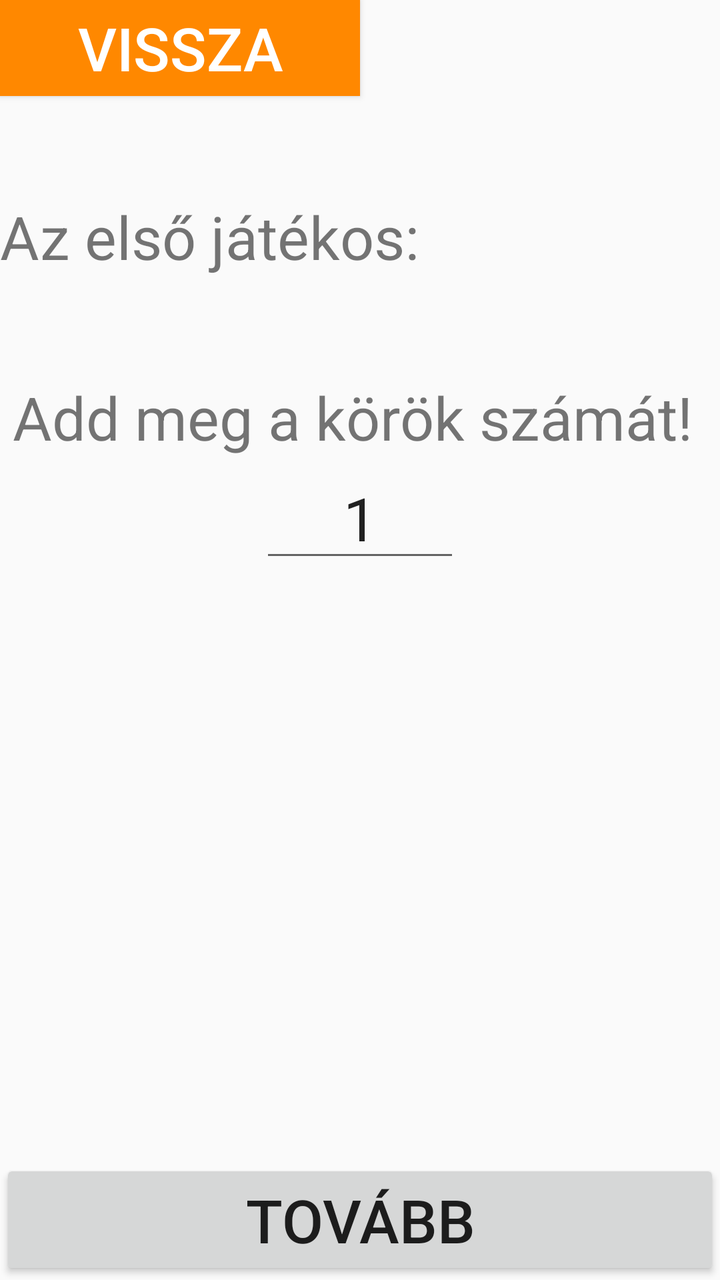
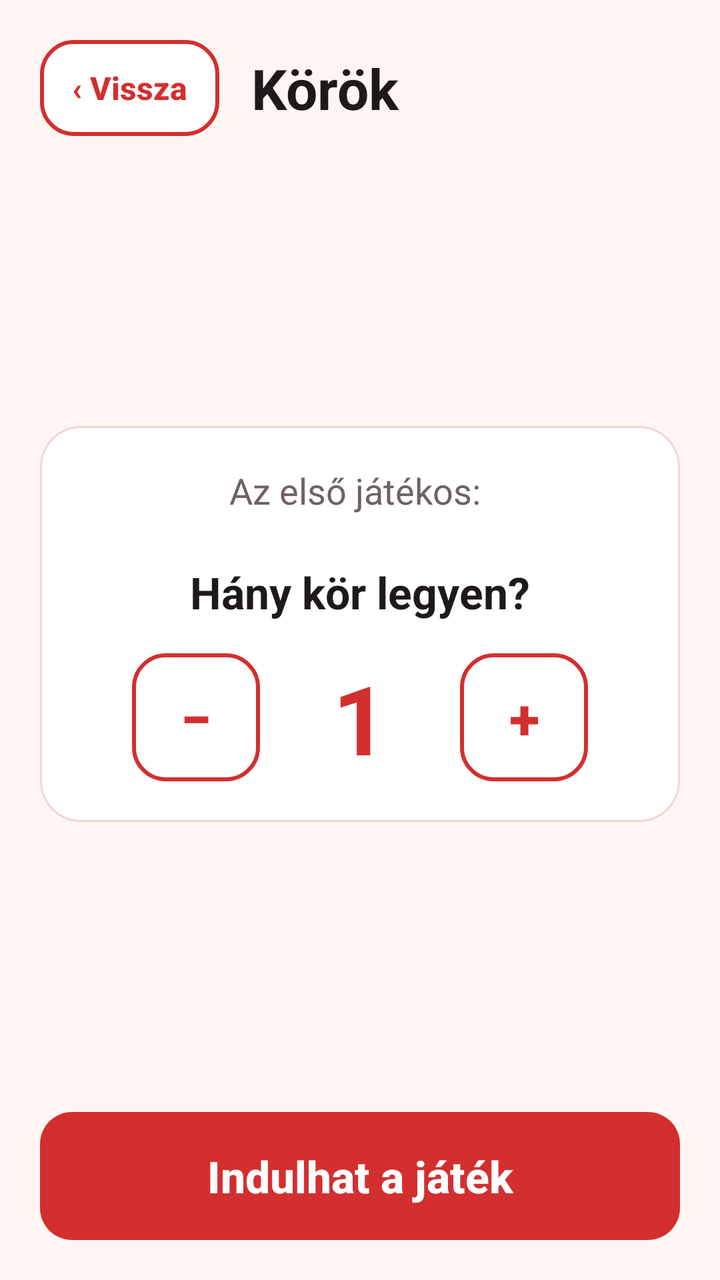

Compare the two renders of this Android layout. The source of the first and the diff that turns it into the second are given below.
<!-- AndroidManifest.xml: application theme AppTheme -->
<!-- res/layout/activity_round.xml -->
<?xml version="1.0" encoding="utf-8"?>
<RelativeLayout xmlns:android="http://schemas.android.com/apk/res/android"
    xmlns:app="http://schemas.android.com/apk/res-auto"
    xmlns:tools="http://schemas.android.com/tools"
    android:layout_width="match_parent"
    android:layout_height="match_parent"
    tools:context=".RoundActivity">

    <View
        android:id="@+id/roundView"
        android:layout_width="0dp"
        android:layout_height="0dp"
        android:layout_centerHorizontal="true"/>

    <Button
        android:layout_width="0dp"
        android:layout_height="wrap_content"
        android:id="@+id/ButtonBackRound"
        android:layout_alignParentTop="true"
        android:layout_alignRight="@id/roundView"
        android:layout_alignParentLeft="true"
        android:text="Vissza"
        android:textSize="30dp"
        android:textColor="@android:color/white"
        android:background="@android:color/holo_orange_dark"/>

    <TextView
        android:layout_width="match_parent"
        android:layout_height="wrap_content"
        android:id="@+id/FirstPlayer"
        android:text="Az első játékos: "
        android:textSize="30dp"
        android:layout_below="@+id/ButtonBackRound"
        android:layout_marginTop="50dp" />

    <TextView
        android:layout_width="match_parent"
        android:layout_height="wrap_content"
        android:id="@+id/RoundText"
        android:text="Add meg a körök számát! "
        android:textAlignment="center"
        android:textSize="30dp"
        android:layout_below="@+id/FirstPlayer"
        android:layout_marginTop="50dp" />

    <EditText
        android:layout_width="100dp"
        android:layout_height="wrap_content"
        android:id="@+id/RoundNumber"
        android:textSize="30dp"
        android:layout_below="@+id/RoundText"
        android:text="1"
        android:textAlignment="center"
        android:layout_centerHorizontal="true"
        android:inputType="number"/>

    <Button
        android:layout_width="match_parent"
        android:layout_height="wrap_content"
        android:id="@+id/ButtonNextRound"
        android:layout_alignParentBottom="true"
        android:text="TOVÁBB"
        android:textSize="30dp"/>

</RelativeLayout>
<!-- resources referenced by this layout -->
<resources>
  <style name="AppTheme" parent="Theme.AppCompat.Light.DarkActionBar">
          
          <item name="colorPrimary">@color/colorPrimary</item>
          <item name="colorPrimaryDark">@color/colorPrimaryDark</item>
          <item name="colorAccent">@color/colorAccent</item>
      </style>
  <color name="colorPrimary">#6200EE</color>
  <color name="colorPrimaryDark">#3700B3</color>
  <color name="colorAccent">#03DAC5</color>
</resources>

<!-- the commit's change to res/layout/activity_round.xml (unified diff, before → after) -->
@@ -1,65 +1,103 @@
 <?xml version="1.0" encoding="utf-8"?>
-<RelativeLayout xmlns:android="http://schemas.android.com/apk/res/android"
-    xmlns:app="http://schemas.android.com/apk/res-auto"
+<LinearLayout xmlns:android="http://schemas.android.com/apk/res/android"
     xmlns:tools="http://schemas.android.com/tools"
-    android:layout_width="match_parent"
-    android:layout_height="match_parent"
+    style="@style/Screen"
     tools:context=".RoundActivity">
 
-    <View
-        android:id="@+id/roundView"
-        android:layout_width="0dp"
+    <LinearLayout
+        android:layout_width="match_parent"
+        android:layout_height="wrap_content"
+        android:gravity="center_vertical"
+        android:orientation="horizontal">
+
+        <Button
+            style="@style/ButtonSmall"
+            android:id="@+id/ButtonBackRound"
+            android:text="‹ Vissza" />
+
+        <TextView
+            style="@style/ScreenTitle"
+            android:layout_marginStart="16dp"
+            android:text="Körök" />
+    </LinearLayout>
+
+    <Space
+        android:layout_width="match_parent"
         android:layout_height="0dp"
-        android:layout_centerHorizontal="true"/>
+        android:layout_weight="1" />
+
+    <LinearLayout
+        style="@style/Card"
+        android:layout_width="match_parent"
+        android:layout_height="wrap_content"
+        android:gravity="center_horizontal"
+        android:orientation="vertical">
+
+        <TextView
+            android:layout_width="wrap_content"
+            android:layout_height="wrap_content"
+            android:id="@+id/FirstPlayer"
+            android:text="Az első játékos: "
+            android:textColor="@color/textSecondary"
+            android:textSize="18sp" />
+
+        <TextView
+            android:layout_width="wrap_content"
+            android:layout_height="wrap_content"
+            android:id="@+id/RoundText"
+            android:layout_marginTop="24dp"
+            android:text="Hány kör legyen?"
+            android:textColor="@color/textPrimary"
+            android:textSize="22sp"
+            android:textStyle="bold" />
+
+        <LinearLayout
+            android:layout_width="wrap_content"
+            android:layout_height="wrap_content"
+            android:layout_marginTop="16dp"
+            android:gravity="center_vertical"
+            android:orientation="horizontal">
+
+            <Button
+                style="@style/ButtonSecondary"
+                android:id="@+id/ButtonRoundMinus"
+                android:layout_width="64dp"
+                android:paddingStart="0dp"
+                android:paddingEnd="0dp"
+                android:text="−"
+                android:textSize="28sp" />
+
+            <EditText
+                android:layout_width="100dp"
+                android:layout_height="wrap_content"
+                android:id="@+id/RoundNumber"
+                android:background="@null"
+                android:gravity="center"
+                android:inputType="number"
+                android:text="1"
+                android:textColor="@color/colorPrimary"
+                android:textSize="48sp"
+                android:textStyle="bold" />
+
+            <Button
+                style="@style/ButtonSecondary"
+                android:id="@+id/ButtonRoundPlus"
+                android:layout_width="64dp"
+                android:paddingStart="0dp"
+                android:paddingEnd="0dp"
+                android:text="+"
+                android:textSize="28sp" />
+        </LinearLayout>
+    </LinearLayout>
+
+    <Space
+        android:layout_width="match_parent"
+        android:layout_height="0dp"
+        android:layout_weight="1" />
 
     <Button
-        android:layout_width="0dp"
-        android:layout_height="wrap_content"
-        android:id="@+id/ButtonBackRound"
-        android:layout_alignParentTop="true"
-        android:layout_alignRight="@id/roundView"
-        android:layout_alignParentLeft="true"
-        android:text="Vissza"
-        android:textSize="30dp"
-        android:textColor="@android:color/white"
-        android:background="@android:color/holo_orange_dark"/>
+        style="@style/ButtonPrimary"
+        android:id="@+id/ButtonNextRound"
+        android:text="Indulhat a játék" />
 
-    <TextView
-        android:layout_width="match_parent"
-        android:layout_height="wrap_content"
-        android:id="@+id/FirstPlayer"
-        android:text="Az első játékos: "
-        android:textSize="30dp"
-        android:layout_below="@+id/ButtonBackRound"
-        android:layout_marginTop="50dp" />
-
-    <TextView
-        android:layout_width="match_parent"
-        android:layout_height="wrap_content"
-        android:id="@+id/RoundText"
-        android:text="Add meg a körök számát! "
-        android:textAlignment="center"
-        android:textSize="30dp"
-        android:layout_below="@+id/FirstPlayer"
-        android:layout_marginTop="50dp" />
-
-    <EditText
-        android:layout_width="100dp"
-        android:layout_height="wrap_content"
-        android:id="@+id/RoundNumber"
-        android:textSize="30dp"
-        android:layout_below="@+id/RoundText"
-        android:text="1"
-        android:textAlignment="center"
-        android:layout_centerHorizontal="true"
-        android:inputType="number"/>
-
-    <Button
-        android:layout_width="match_parent"
-        android:layout_height="wrap_content"
-        android:id="@+id/ButtonNextRound"
-        android:layout_alignParentBottom="true"
-        android:text="TOVÁBB"
-        android:textSize="30dp"/>
-
-</RelativeLayout>
+</LinearLayout>
<!-- resource entries referenced after the edit -->
@@ -1,13 +1,119 @@
 <!-- resources referenced by this layout -->
 <resources>
-  <style name="AppTheme" parent="Theme.AppCompat.Light.DarkActionBar">
-          
+  <style name="AppTheme" parent="Theme.AppCompat.Light.NoActionBar">
           <item name="colorPrimary">@color/colorPrimary</item>
           <item name="colorPrimaryDark">@color/colorPrimaryDark</item>
           <item name="colorAccent">@color/colorAccent</item>
+          <item name="android:windowBackground">@color/background</item>
+          <item name="android:textColorPrimary">@color/textPrimary</item>
+          <item name="android:textColorSecondary">@color/textSecondary</item>
       </style>
-  <color name="colorPrimary">#6200EE</color>
-  <color name="colorPrimaryDark">#3700B3</color>
-  <color name="colorAccent">#03DAC5</color>
+  <style name="ButtonBase" parent="Widget.AppCompat.Button">
+          <item name="android:layout_width">match_parent</item>
+          <item name="android:layout_height">64dp</item>
+          <item name="android:textSize">22sp</item>
+          <item name="android:textStyle">bold</item>
+          <item name="android:textAllCaps">false</item>
+          <item name="android:stateListAnimator">@null</item>
+          <item name="android:paddingStart">20dp</item>
+          <item name="android:paddingEnd">20dp</item>
+      </style>
+  <!-- drawable btn_primary (drawable) -->
+  <?xml version="1.0" encoding="utf-8"?>
+  <selector xmlns:android="http://schemas.android.com/apk/res/android">
+      <item android:state_enabled="false">
+          <shape android:shape="rectangle">
+              <corners android:radius="16dp" />
+              <solid android:color="@color/disabled" />
+          </shape>
+      </item>
+      <item android:state_pressed="true">
+          <shape android:shape="rectangle">
+              <corners android:radius="16dp" />
+              <solid android:color="@color/colorPrimaryDark" />
+          </shape>
+      </item>
+      <item>
+          <shape android:shape="rectangle">
+              <corners android:radius="16dp" />
+              <solid android:color="@color/colorPrimary" />
+          </shape>
+      </item>
+  </selector>
+  <color name="surface">#FFFFFF</color>
+  <!-- drawable btn_secondary (drawable) -->
+  <?xml version="1.0" encoding="utf-8"?>
+  <selector xmlns:android="http://schemas.android.com/apk/res/android">
+      <item android:state_enabled="false">
+          <shape android:shape="rectangle">
+              <corners android:radius="16dp" />
+              <solid android:color="@color/surface" />
+              <stroke android:width="2dp" android:color="@color/disabled" />
+          </shape>
+      </item>
+      <item android:state_pressed="true">
+          <shape android:shape="rectangle">
+              <corners android:radius="16dp" />
+              <solid android:color="@color/pinkLight" />
+              <stroke android:width="2dp" android:color="@color/colorPrimary" />
+          </shape>
+      </item>
+      <item>
+          <shape android:shape="rectangle">
+              <corners android:radius="16dp" />
+              <solid android:color="@color/surface" />
+              <stroke android:width="2dp" android:color="@color/colorPrimary" />
+          </shape>
+      </item>
+  </selector>
+  <!-- drawable bg_card (drawable) -->
+  <?xml version="1.0" encoding="utf-8"?>
+  <shape xmlns:android="http://schemas.android.com/apk/res/android" android:shape="rectangle">
+      <corners android:radius="20dp" />
+      <solid android:color="@color/surface" />
+      <stroke android:width="1dp" android:color="@color/outline" />
+  </shape>
+  <color name="background">#FFF6F4</color>
+  <color name="colorPrimary">#D32F2F</color>
+  <color name="textPrimary">#1F1A1A</color>
+  <color name="textSecondary">#6E6262</color>
+  <style name="ButtonPrimary" parent="ButtonBase">
+          <item name="android:background">@drawable/btn_primary</item>
+          <item name="android:textColor">@color/surface</item>
+      </style>
+  <style name="ButtonSecondary" parent="ButtonBase">
+          <item name="android:background">@drawable/btn_secondary</item>
+          <item name="android:textColor">@color/text_secondary_button</item>
+      </style>
+  <style name="ButtonSmall" parent="ButtonSecondary">
+          <item name="android:layout_width">wrap_content</item>
+          <item name="android:layout_height">48dp</item>
+          <item name="android:textSize">16sp</item>
+          <item name="android:paddingStart">16dp</item>
+          <item name="android:paddingEnd">16dp</item>
+      </style>
+  <style name="Card">
+          <item name="android:background">@drawable/bg_card</item>
+          <item name="android:padding">20dp</item>
+      </style>
+  <style name="Screen">
+          <item name="android:layout_width">match_parent</item>
+          <item name="android:layout_height">match_parent</item>
+          <item name="android:orientation">vertical</item>
+          <item name="android:padding">20dp</item>
+          <item name="android:background">@color/background</item>
+      </style>
+  <style name="ScreenTitle">
+          <item name="android:layout_width">wrap_content</item>
+          <item name="android:layout_height">wrap_content</item>
+          <item name="android:textSize">28sp</item>
+          <item name="android:textStyle">bold</item>
+          <item name="android:textColor">@color/textPrimary</item>
+      </style>
+  <color name="colorPrimaryDark">#9A0007</color>
+  <color name="colorAccent">#D32F2F</color>
+  <color name="disabled">#E0D6D5</color>
+  <color name="pinkLight">#FCE4EC</color>
+  <color name="outline">#F2D6D3</color>
 </resources>
 
